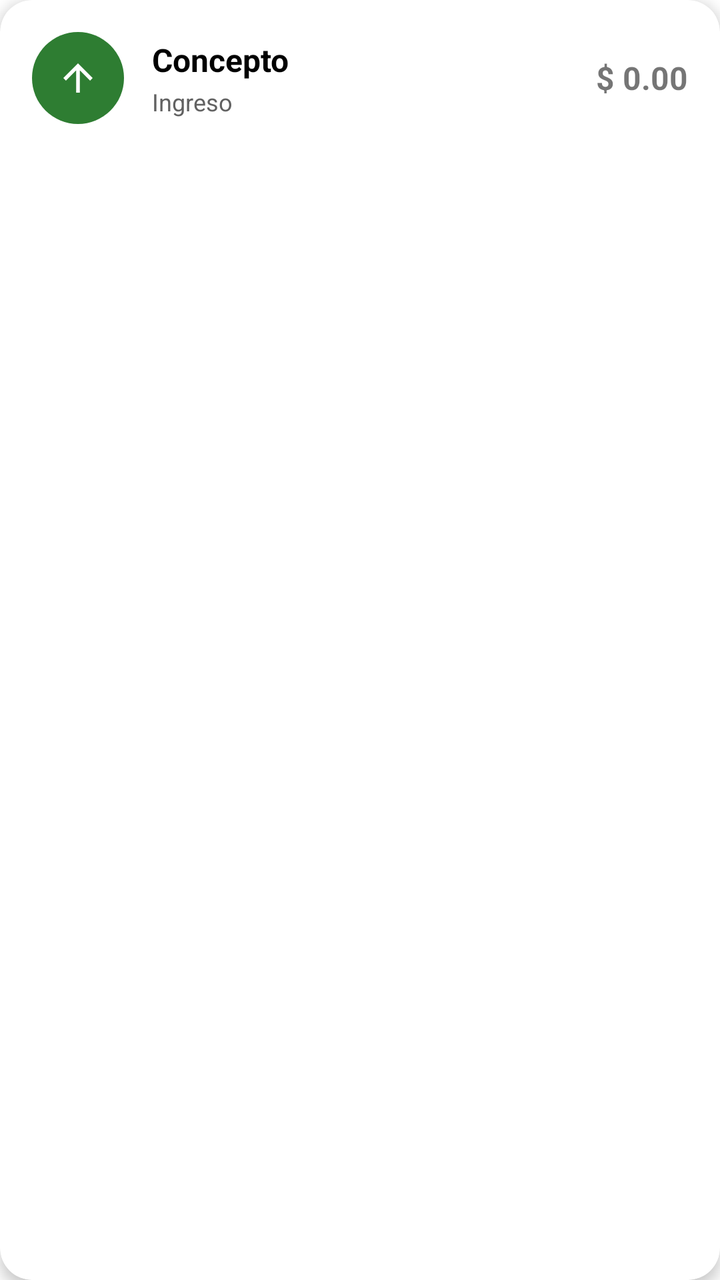
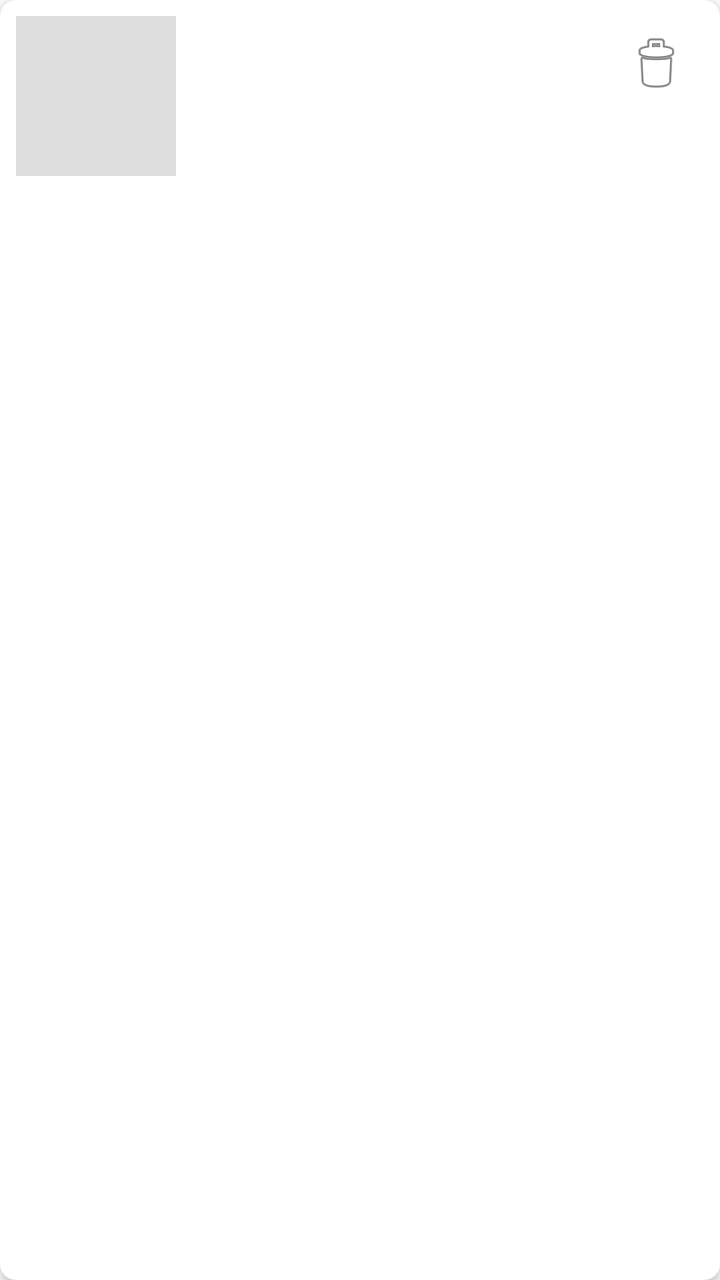

An Android layout rendered at two revisions. The XML below is the earlier revision; the diff shows what the commit changed to produce the second picture.
<!-- AndroidManifest.xml: application theme Theme.MisFinanzas -->
<!-- res/layout/item_transaccion.xml -->
<?xml version="1.0" encoding="utf-8"?>
<androidx.cardview.widget.CardView xmlns:android="http://schemas.android.com/apk/res/android"
    xmlns:app="http://schemas.android.com/apk/res-auto"
    android:layout_width="match_parent"
    android:layout_height="wrap_content"
    android:layout_marginHorizontal="4dp"
    android:layout_marginVertical="6dp"
    app:cardCornerRadius="16dp"
    app:cardElevation="4dp"
    app:cardBackgroundColor="@color/white"
    android:foreground="?attr/selectableItemBackground"
    android:clickable="true"
    android:focusable="true">

    <LinearLayout
        android:layout_width="match_parent"
        android:layout_height="wrap_content"
        android:orientation="horizontal"
        android:gravity="center_vertical"
        android:padding="16dp">

        
        <FrameLayout
            android:id="@+id/frameIcono"
            android:layout_width="46dp"
            android:layout_height="46dp"
            android:background="@drawable/circulo_ingreso"
            android:layout_marginEnd="14dp">

            <ImageView
                android:id="@+id/ivIcono"
                android:layout_width="22dp"
                android:layout_height="22dp"
                android:layout_gravity="center"
                android:src="@drawable/ic_ingreso"
                app:tint="@color/white"
                android:contentDescription="Tipo de movimiento" />
        </FrameLayout>

        <LinearLayout
            android:layout_width="0dp"
            android:layout_height="wrap_content"
            android:layout_weight="1"
            android:orientation="vertical">

            <TextView
                android:id="@+id/tvConcepto"
                android:layout_width="match_parent"
                android:layout_height="wrap_content"
                android:text="Concepto"
                android:textColor="@color/black"
                android:textSize="16sp"
                android:textStyle="bold"
                android:maxLines="1"
                android:ellipsize="end" />

            <TextView
                android:id="@+id/tvTipo"
                android:layout_width="wrap_content"
                android:layout_height="wrap_content"
                android:text="Ingreso"
                android:textColor="@color/gris_texto"
                android:textSize="12sp"
                android:layout_marginTop="2dp" />
        </LinearLayout>

        <TextView
            android:id="@+id/tvMonto"
            android:layout_width="wrap_content"
            android:layout_height="wrap_content"
            android:text="$ 0.00"
            android:textSize="16sp"
            android:textStyle="bold" />

    </LinearLayout>

</androidx.cardview.widget.CardView>
<!-- resources referenced by this layout -->
<resources>
  <color name="black">#000000</color>
  <color name="gris_texto">#616161</color>
  <color name="white">#FFFFFF</color>
  <!-- drawable circulo_ingreso (drawable) -->
  <?xml version="1.0" encoding="utf-8"?>
  <shape xmlns:android="http://schemas.android.com/apk/res/android"
      android:shape="oval">
      <solid android:color="@color/color_ingreso" />
  </shape>
  <!-- drawable ic_ingreso (drawable) -->
  <vector xmlns:android="http://schemas.android.com/apk/res/android"
      android:width="24dp"
      android:height="24dp"
      android:viewportWidth="24"
      android:viewportHeight="24">
      <path
          android:fillColor="#FF2E7D32"
          android:pathData="M4,12l1.41,1.41L11,7.83V20h2V7.83l5.58,5.59L20,12l-8,-8z"/>
  </vector>
  <style name="Theme.MisFinanzas" parent="Theme.MaterialComponents.DayNight.NoActionBar">
          <item name="colorPrimary">@color/purple_500</item>
          <item name="colorPrimaryVariant">@color/purple_700</item>
          <item name="colorOnPrimary">@color/white</item>
          <item name="colorSecondary">@color/purple_500</item>
          <item name="colorSecondaryVariant">@color/purple_700</item>
          <item name="colorOnSecondary">@color/white</item>
          <item name="android:statusBarColor">@color/purple_700</item>
      </style>
  <color name="color_ingreso">#2E7D32</color>
  <color name="purple_500">#6200EE</color>
  <color name="purple_700">#3700B3</color>
</resources>

<!-- the commit's change to res/layout/item_transaccion.xml (unified diff, before → after) -->
@@ -1,77 +1,63 @@
 <?xml version="1.0" encoding="utf-8"?>
-<androidx.cardview.widget.CardView xmlns:android="http://schemas.android.com/apk/res/android"
+<com.google.android.material.card.MaterialCardView
+    xmlns:android="http://schemas.android.com/apk/res/android"
     xmlns:app="http://schemas.android.com/apk/res-auto"
     android:layout_width="match_parent"
     android:layout_height="wrap_content"
-    android:layout_marginHorizontal="4dp"
-    android:layout_marginVertical="6dp"
-    app:cardCornerRadius="16dp"
-    app:cardElevation="4dp"
-    app:cardBackgroundColor="@color/white"
-    android:foreground="?attr/selectableItemBackground"
-    android:clickable="true"
-    android:focusable="true">
+    android:layout_margin="8dp"
+    app:cardCornerRadius="8dp"
+    app:cardElevation="3dp">
 
     <LinearLayout
         android:layout_width="match_parent"
         android:layout_height="wrap_content"
         android:orientation="horizontal"
-        android:gravity="center_vertical"
-        android:padding="16dp">
+        android:padding="8dp">
 
-        
-        <FrameLayout
-            android:id="@+id/frameIcono"
-            android:layout_width="46dp"
-            android:layout_height="46dp"
-            android:background="@drawable/circulo_ingreso"
-            android:layout_marginEnd="14dp">
-
-            <ImageView
-                android:id="@+id/ivIcono"
-                android:layout_width="22dp"
-                android:layout_height="22dp"
-                android:layout_gravity="center"
-                android:src="@drawable/ic_ingreso"
-                app:tint="@color/white"
-                android:contentDescription="Tipo de movimiento" />
-        </FrameLayout>
+        <ImageView
+            android:id="@+id/ivItemFoto"
+            android:layout_width="80dp"
+            android:layout_height="80dp"
+            android:scaleType="centerCrop"
+            android:background="#DDDDDD"
+            android:contentDescription="Foto de evidencia" />
 
         <LinearLayout
             android:layout_width="0dp"
             android:layout_height="wrap_content"
             android:layout_weight="1"
-            android:orientation="vertical">
+            android:orientation="vertical"
+            android:layout_marginStart="12dp">
 
             <TextView
-                android:id="@+id/tvConcepto"
-                android:layout_width="match_parent"
+                android:id="@+id/tvItemTitulo"
+                android:layout_width="wrap_content"
                 android:layout_height="wrap_content"
-                android:text="Concepto"
-                android:textColor="@color/black"
                 android:textSize="16sp"
-                android:textStyle="bold"
-                android:maxLines="1"
-                android:ellipsize="end" />
+                android:textStyle="bold" />
 
             <TextView
-                android:id="@+id/tvTipo"
+                android:id="@+id/tvItemMonto"
                 android:layout_width="wrap_content"
                 android:layout_height="wrap_content"
-                android:text="Ingreso"
-                android:textColor="@color/gris_texto"
+                android:textColor="#2E7D32"
+                android:textStyle="bold" />
+
+            <TextView
+                android:id="@+id/tvItemDireccion"
+                android:layout_width="wrap_content"
+                android:layout_height="wrap_content"
                 android:textSize="12sp"
-                android:layout_marginTop="2dp" />
+                android:textColor="#757575"
+                android:maxLines="2" />
         </LinearLayout>
 
-        <TextView
-            android:id="@+id/tvMonto"
-            android:layout_width="wrap_content"
-            android:layout_height="wrap_content"
-            android:text="$ 0.00"
-            android:textSize="16sp"
-            android:textStyle="bold" />
-
+        <ImageButton
+            android:id="@+id/btnEliminar"
+            android:layout_width="48dp"
+            android:layout_height="48dp"
+            android:background="?attr/selectableItemBackgroundBorderless"
+            android:src="@android:drawable/ic_menu_delete"
+            android:contentDescription="Eliminar registro" />
     </LinearLayout>
-
-</androidx.cardview.widget.CardView>
+</com.google.android.material.card.MaterialCardView>
<!-- resource entries referenced after the edit -->
@@ -1,24 +1,6 @@
 <!-- resources referenced by this layout -->
 <resources>
-  <color name="black">#000000</color>
-  <color name="gris_texto">#616161</color>
   <color name="white">#FFFFFF</color>
-  <!-- drawable circulo_ingreso (drawable) -->
-  <?xml version="1.0" encoding="utf-8"?>
-  <shape xmlns:android="http://schemas.android.com/apk/res/android"
-      android:shape="oval">
-      <solid android:color="@color/color_ingreso" />
-  </shape>
-  <!-- drawable ic_ingreso (drawable) -->
-  <vector xmlns:android="http://schemas.android.com/apk/res/android"
-      android:width="24dp"
-      android:height="24dp"
-      android:viewportWidth="24"
-      android:viewportHeight="24">
-      <path
-          android:fillColor="#FF2E7D32"
-          android:pathData="M4,12l1.41,1.41L11,7.83V20h2V7.83l5.58,5.59L20,12l-8,-8z"/>
-  </vector>
   <style name="Theme.MisFinanzas" parent="Theme.MaterialComponents.DayNight.NoActionBar">
           <item name="colorPrimary">@color/purple_500</item>
           <item name="colorPrimaryVariant">@color/purple_700</item>
@@ -28,7 +10,6 @@
           <item name="colorOnSecondary">@color/white</item>
           <item name="android:statusBarColor">@color/purple_700</item>
       </style>
-  <color name="color_ingreso">#2E7D32</color>
   <color name="purple_500">#6200EE</color>
   <color name="purple_700">#3700B3</color>
 </resources>
